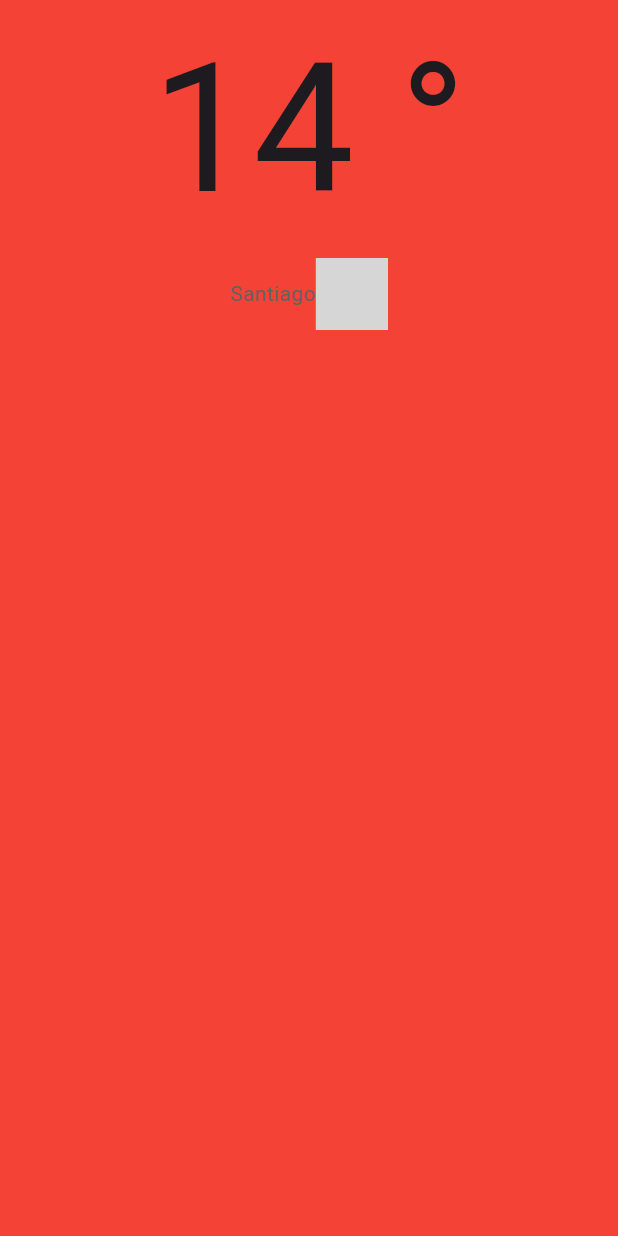
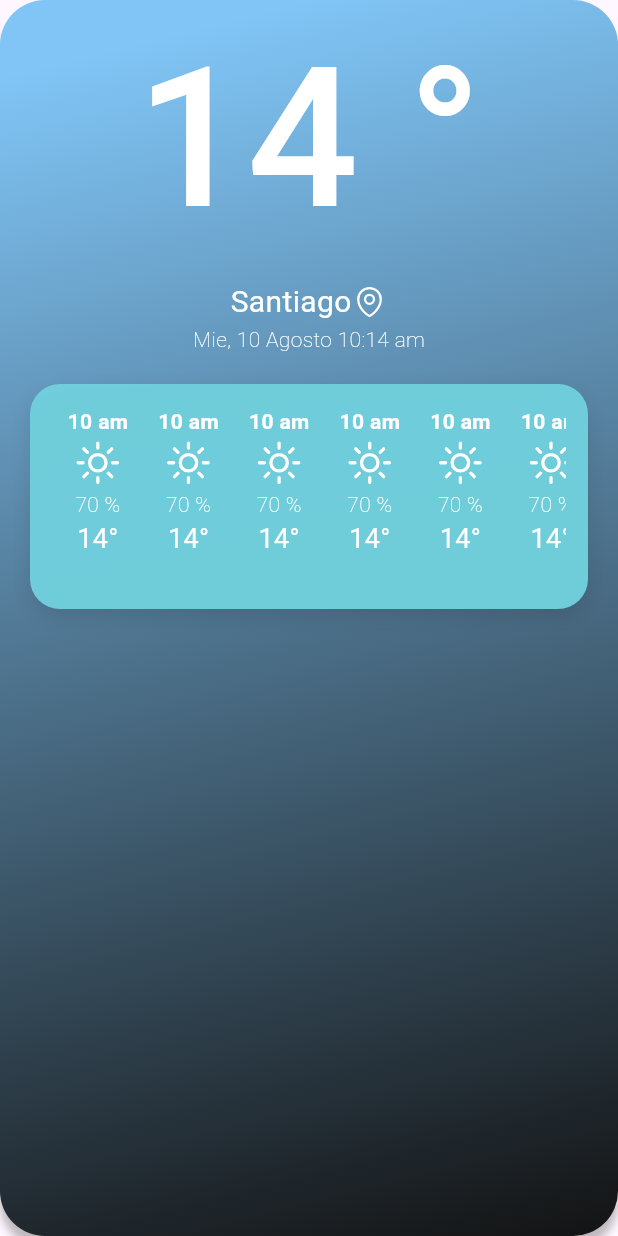
Before and after one commit to dcgx/ClimateApp, a Flutter app: the screen it shows after launch, on a phone screen of 412 x 824 dp. Run offline on Flutter 3.47's test engine with Material 2 defaults, Android fonts, the phone set to English and light mode, and no system bars; our stand-ins replace flutter_svg, geolocator; grey boxes are pictures that could not be loaded.

Commit message:
✨ feat: add hourly data widgets

```diff
--- a/lib/screens/home_screen.dart
+++ b/lib/screens/home_screen.dart
@@ -2,6 +2,7 @@ import 'package:flutter/material.dart';
 import 'package:flutter_svg/svg.dart';
 import 'package:provider/provider.dart';
 import 'package:weather_app/provider/weather_provider.dart';
+import 'package:weather_app/widgets/hourly_list_widget.dart';
 
 class HomeScreen extends StatefulWidget {
   const HomeScreen({super.key});
@@ -30,15 +31,34 @@ class _HomeScreenState extends State<HomeScreen> {
 
   @override
   Widget build(BuildContext context) {
-    return Scaffold(body: SafeArea(child: Consumer<WeatherProvider>(
+    return Scaffold(
+        body: Container(
+            decoration: BoxDecoration(
+              borderRadius: BorderRadius.circular(30),
+              gradient: LinearGradient(
+                begin: Alignment.topCenter,
+                end: Alignment.bottomRight,
+                colors: [
+                  Color(0xFF80C5F6),
+                  Color(0xFF131313),
+                ],
+              ),
+              boxShadow: [
+                BoxShadow(
+                  color: Colors.black.withOpacity(0.25),
+                  offset: Offset(0, 8),
+                  blurRadius: 4,
+                ),
+              ],
+            ),
+            child: Consumer<WeatherProvider>(
               builder: (context, weatherProvider, _) {
                 if (weatherProvider.isLocationError)
                   return Center(child: Text('Location Error'));
                 if (weatherProvider.isRequestError)
                   return Center(child: Text('Request Error'));
-        return Container(
-          decoration: BoxDecoration(color: Colors.red),
-          child: ListView(
+                else {
+                  return ListView(
                     children: [
                       Column(
                         children: [
@@ -46,7 +66,9 @@ class _HomeScreenState extends State<HomeScreen> {
                             child: Text(
                               '14 °',
                               style: TextStyle(
-                        fontSize: 120,
+                                color: Colors.white,
+                                fontWeight: FontWeight.w500,
+                                fontSize: 130,
                               ),
                             ),
                           ),
@@ -57,21 +79,35 @@ class _HomeScreenState extends State<HomeScreen> {
                                 child: Text(
                                   'Santiago',
                                   style: TextStyle(
-                              fontSize: 14,
-                              color: Colors.grey[700],
+                                      fontSize: 20,
+                                      color: Colors.white,
                                       height: 1.5),
                                 ),
                               ),
                               Container(
-                        child: SvgPicture.asset('assets/icons/location_on.svg'),
-                      )
-                    ],
-                  )
-                ],
+                                child: SvgPicture.asset(
+                                  'assets/icons/location.svg',
+                                  color: Colors.white,
+                                ),
                               )
                             ],
                           ),
+                          Container(
+                            child: Text(
+                              'Mie, 10 Agosto 10:14 am',
+                              style: TextStyle(
+                                color: Colors.white,
+                                fontWeight: FontWeight.w200,
+                                fontSize: 14,
+                              ),
+                            ),
+                          ),
+                        ],
+                      ),
+                      HourlyListWidget()
+                    ],
                   );
+                }
               },
             )));
   }
--- /dev/null
+++ b/lib/widgets/hourly_detail_widget.dart
@@ -0,0 +1,52 @@
+import 'package:flutter/material.dart';
+import 'package:flutter_svg/svg.dart';
+
+class HourlyDetailWidget extends StatefulWidget {
+  const HourlyDetailWidget({super.key});
+
+  @override
+  State<HourlyDetailWidget> createState() => _HourlyDetailWidgetState();
+}
+
+class _HourlyDetailWidgetState extends State<HourlyDetailWidget> {
+  @override
+  Widget build(BuildContext context) {
+    return Padding(
+      padding: EdgeInsets.only(left: 10, right: 10),
+      child: Column(
+        children: [
+          Column(
+            children: [
+              Text(
+                '10 am',
+                style:
+                    TextStyle(color: Colors.white, fontWeight: FontWeight.w600),
+              ),
+              Container(
+                child: SvgPicture.asset(
+                  'assets/icons/sun.svg',
+                  height: 35,
+                  color: Colors.white,
+                ),
+              ),
+              Text(
+                '70 %',
+                style:
+                    TextStyle(color: Colors.white, fontWeight: FontWeight.w200),
+              ),
+            ],
+          ),
+          Column(
+            children: [
+              Text('14°',
+                  style: TextStyle(
+                      color: Colors.white,
+                      fontSize: 18,
+                      fontWeight: FontWeight.normal)),
+            ],
+          )
+        ],
+      ),
+    );
+  }
+}
--- /dev/null
+++ b/lib/widgets/hourly_list_widget.dart
@@ -0,0 +1,48 @@
+import 'package:flutter/material.dart';
+import 'package:flutter/rendering.dart';
+import 'package:flutter_svg/svg.dart';
+import 'package:weather_app/widgets/hourly_detail_widget.dart';
+
+class HourlyListWidget extends StatefulWidget {
+  const HourlyListWidget({super.key});
+
+  @override
+  State<HourlyListWidget> createState() => _HourlyListWidgetState();
+}
+
+class _HourlyListWidgetState extends State<HourlyListWidget> {
+  @override
+  Widget build(BuildContext context) {
+    return Column(
+      children: [
+        Container(
+          height: 150,
+          margin: const EdgeInsets.all(20),
+          padding: const EdgeInsets.all(15),
+          decoration: BoxDecoration(
+              color: Color.fromARGB(247, 112, 207, 220),
+              borderRadius: BorderRadius.circular(20),
+              boxShadow: [
+                BoxShadow(
+                    color: Colors.black.withOpacity(0.1),
+                    blurRadius: 10,
+                    offset: Offset(0, 5))
+              ]),
+          child: ListView(scrollDirection: Axis.horizontal, children: [
+            HourlyDetailWidget(),
+            HourlyDetailWidget(),
+            HourlyDetailWidget(),
+            HourlyDetailWidget(),
+            HourlyDetailWidget(),
+            HourlyDetailWidget(),
+            HourlyDetailWidget(),
+            HourlyDetailWidget(),
+            HourlyDetailWidget(),
+            HourlyDetailWidget(),
+            HourlyDetailWidget()
+          ]),
+        )
+      ],
+    );
+  }
+}
```
Lines whose indentation alone changed are shown as unchanged.
